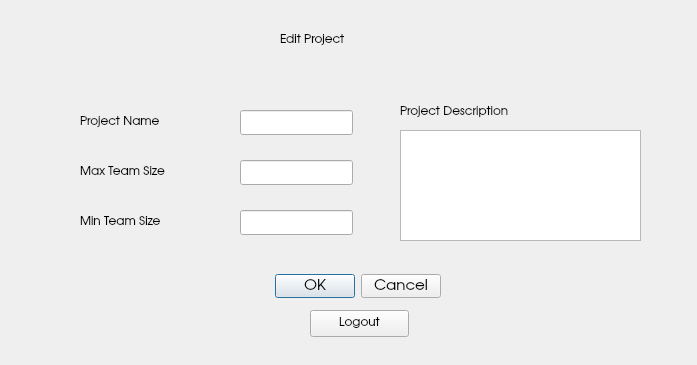
Before: the Qt Designer form editprojectview.ui in abhinavthukral28/stuPID, drawn with Qt 5.
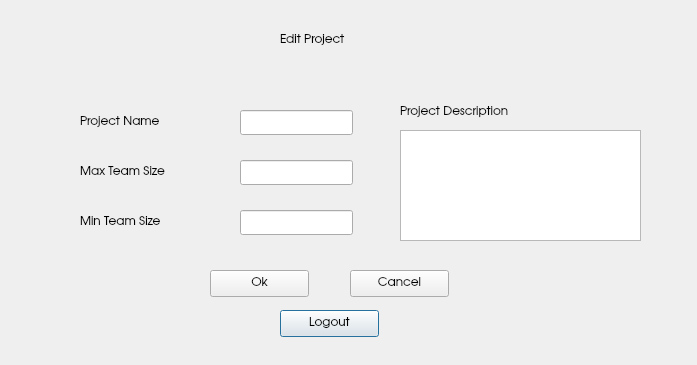
After: the same form once the commit is applied.

Patch:
```diff
--- a/editprojectview.ui
+++ b/editprojectview.ui
@@ -85,34 +85,6 @@
     <string>Min Team Size</string>
    </property>
   </widget>
-  <widget class="QDialogButtonBox" name="buttonBox">
-   <property name="geometry">
-    <rect>
-     <x>80</x>
-     <y>270</y>
-     <width>361</width>
-     <height>32</height>
-    </rect>
-   </property>
-   <property name="font">
-    <font>
-     <family>URW Gothic L</family>
-     <pointsize>11</pointsize>
-     <weight>50</weight>
-     <italic>false</italic>
-     <bold>false</bold>
-    </font>
-   </property>
-   <property name="styleSheet">
-    <string notr="true">font: 11pt &quot;URW Gothic L&quot;;</string>
-   </property>
-   <property name="orientation">
-    <enum>Qt::Horizontal</enum>
-   </property>
-   <property name="standardButtons">
-    <set>QDialogButtonBox::Cancel|QDialogButtonBox::Ok</set>
-   </property>
-  </widget>
   <widget class="QLabel" name="label_2">
    <property name="geometry">
     <rect>
@@ -163,7 +135,7 @@
   <widget class="QPushButton" name="pushButton">
    <property name="geometry">
     <rect>
-     <x>310</x>
+     <x>280</x>
      <y>310</y>
      <width>99</width>
      <height>27</height>
@@ -211,6 +183,42 @@
     </font>
    </property>
   </widget>
+  <widget class="QPushButton" name="pushButton_2">
+   <property name="geometry">
+    <rect>
+     <x>210</x>
+     <y>270</y>
+     <width>99</width>
+     <height>27</height>
+    </rect>
+   </property>
+   <property name="font">
+    <font>
+     <family>URW Gothic L</family>
+    </font>
+   </property>
+   <property name="text">
+    <string>Ok</string>
+   </property>
+  </widget>
+  <widget class="QPushButton" name="pushButton_3">
+   <property name="geometry">
+    <rect>
+     <x>350</x>
+     <y>270</y>
+     <width>99</width>
+     <height>27</height>
+    </rect>
+   </property>
+   <property name="font">
+    <font>
+     <family>URW Gothic L</family>
+    </font>
+   </property>
+   <property name="text">
+    <string>Cancel</string>
+   </property>
+  </widget>
  </widget>
  <resources/>
  <connections/>
```
